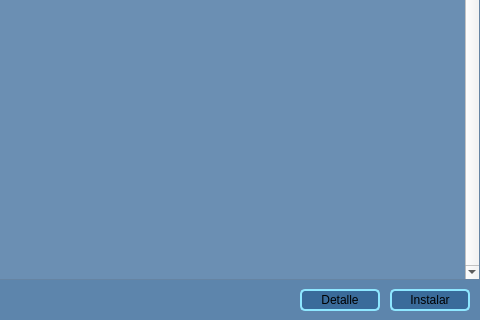
This is guis/main.ui in deepin-espanol/deepines-store as Qt 5 draws it before an edit; both pictures show x 479 to 959 and y 180 to 500 of the 959 by 500 pixel window. The edited form follows.
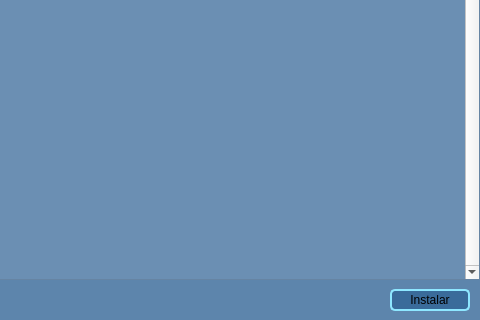
This is the edited form. Icons and pictures are not drawn.

```diff
--- a/guis/main.ui
+++ b/guis/main.ui
@@ -129,42 +129,6 @@
            </property>
           </widget>
          </item>
-         <item>
-          <widget class="QPushButton" name="btn_ver_app">
-           <property name="enabled">
-            <bool>false</bool>
-           </property>
-           <property name="minimumSize">
-            <size>
-             <width>80</width>
-             <height>0</height>
-            </size>
-           </property>
-           <property name="maximumSize">
-            <size>
-             <width>80</width>
-             <height>16777215</height>
-            </size>
-           </property>
-           <property name="styleSheet">
-            <string notr="true">#btn_ver_app{
-padding: 2px;
-color: #000;
-border-radius: 5px;
-border: 2px solid rgb(142, 231, 255);
-}
-#btn_ver_app:hover{
-padding: 2px;
-color:white;
-background-color: rgb(65, 159, 217);
-border-radius: 5px;
-}</string>
-           </property>
-           <property name="text">
-            <string>Detalle</string>
-           </property>
-          </widget>
-         </item>
          <item>
           <widget class="QPushButton" name="btn_install">
            <property name="enabled">
```
